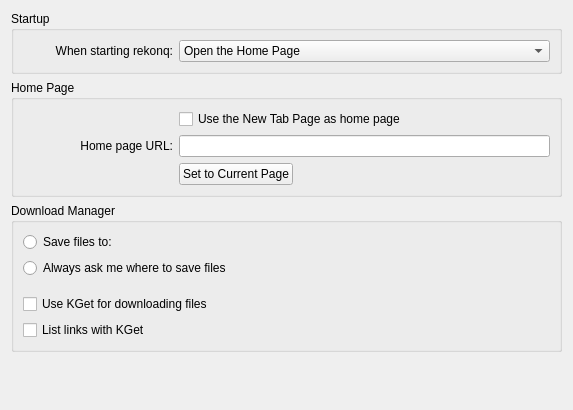
The window that src/settings/settings_general.ui (KDE/rekonq) describes before a commit, drawn with Qt 5.
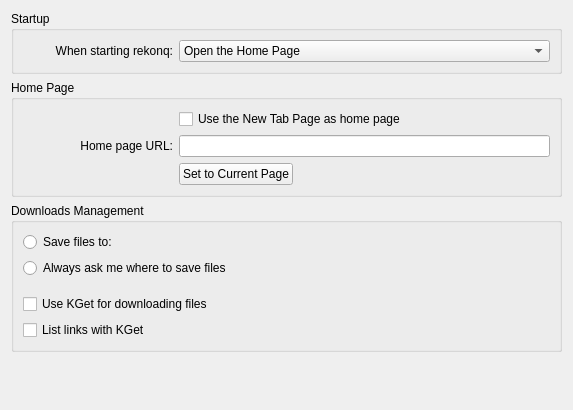
The same window after the commit. Custom widgets are drawn as their Qt base class.

```diff
--- a/src/settings/settings_general.ui
+++ b/src/settings/settings_general.ui
@@ -151,7 +151,7 @@
    <item>
     <widget class="QGroupBox" name="groupBox_4">
      <property name="title">
-      <string>Download Manager</string>
+      <string>Downloads Management</string>
      </property>
      <layout class="QVBoxLayout" name="verticalLayout_2">
       <item>
```
